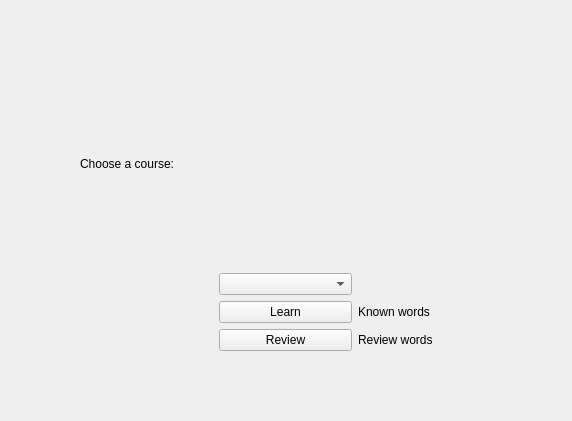
This is src/gui/course_chooser_widget.ui in tombranfield/spaced_repeating_vocabulary as Qt 5 draws it before an edit. The edited form follows.
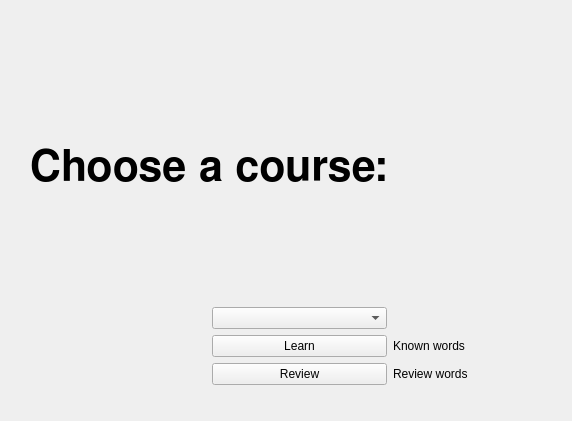
This is the edited form.

Commit message: Widget layout padding and title label stylesheet tweaks

The edit to the form file:
```diff
--- a/src/gui/course_chooser_widget.ui
+++ b/src/gui/course_chooser_widget.ui
@@ -14,15 +14,23 @@
    <string>MainWindow</string>
   </property>
   <widget class="QWidget" name="centralwidget">
-   <widget class="QWidget" name="layoutWidget">
-    <property name="geometry">
-     <rect>
-      <x>80</x>
-      <y>60</y>
-      <width>411</width>
-      <height>291</height>
-     </rect>
+   <layout class="QVBoxLayout" name="verticalLayout">
+    <property name="spacing">
+     <number>6</number>
     </property>
+    <property name="leftMargin">
+     <number>30</number>
+    </property>
+    <property name="topMargin">
+     <number>30</number>
+    </property>
+    <property name="rightMargin">
+     <number>30</number>
+    </property>
+    <property name="bottomMargin">
+     <number>30</number>
+    </property>
+    <item>
     <layout class="QGridLayout" name="gridLayout">
      <item row="5" column="2">
       <widget class="QLabel" name="known_words_label">
@@ -55,15 +63,36 @@
        </property>
       </widget>
      </item>
-     <item row="0" column="0">
+      <item row="0" column="0" colspan="2">
       <widget class="QLabel" name="title_label">
+        <property name="minimumSize">
+         <size>
+          <width>0</width>
+          <height>266</height>
+         </size>
+        </property>
+        <property name="maximumSize">
+         <size>
+          <width>361</width>
+          <height>266</height>
+         </size>
+        </property>
+        <property name="font">
+         <font>
+          <family>FreeSans</family>
+          <pointsize>32</pointsize>
+          <weight>75</weight>
+          <bold>true</bold>
+         </font>
+        </property>
        <property name="text">
         <string>Choose a course:</string>
        </property>
       </widget>
      </item>
     </layout>
-   </widget>
+    </item>
+   </layout>
   </widget>
  </widget>
  <resources/>
```
Lines whose indentation alone changed are shown as unchanged. The commit also changes 3 other files.
